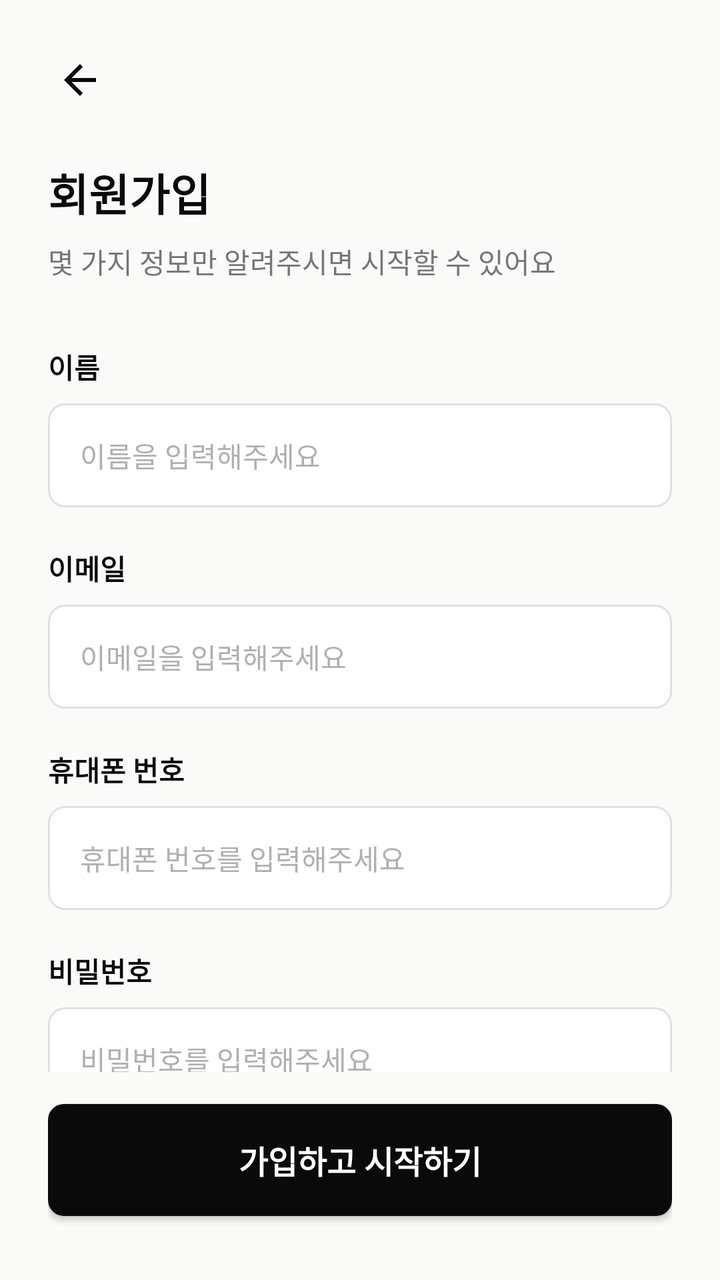
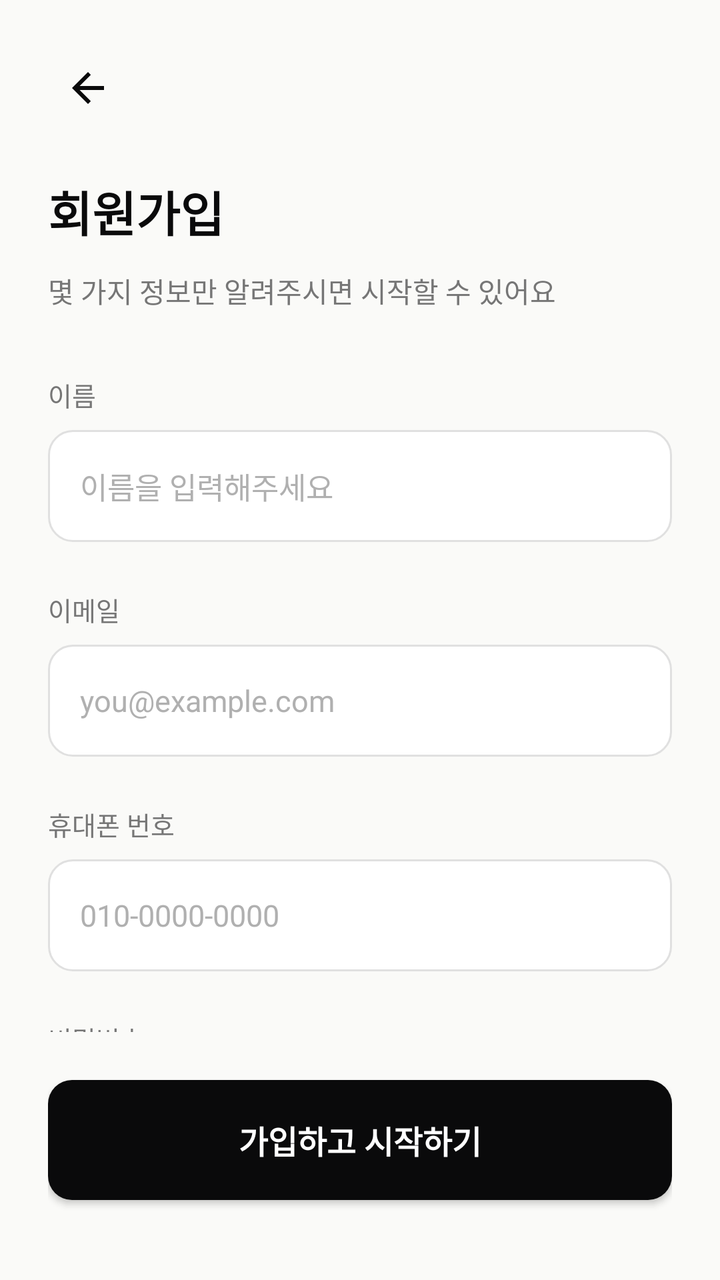

An Android layout rendered at two revisions. The XML below is the earlier revision; the diff shows what the commit changed to produce the second picture.
<!-- AndroidManifest.xml: application theme Theme.WHSAfterMate -->
<!-- res/layout/fragment_sign_up.xml -->
<?xml version="1.0" encoding="utf-8"?>
<androidx.constraintlayout.widget.ConstraintLayout xmlns:android="http://schemas.android.com/apk/res/android"
    xmlns:app="http://schemas.android.com/apk/res-auto"
    xmlns:tools="http://schemas.android.com/tools"
    android:layout_width="match_parent"
    android:layout_height="match_parent"
    android:background="@color/background"
    android:padding="24dp"
    tools:context=".ui.auth.SignUpFragment">

    
    <ImageView
        android:id="@+id/btnBack"
        android:layout_width="wrap_content"
        android:layout_height="wrap_content"
        android:src="@drawable/ic_back"
        android:padding="4dp"
        app:layout_constraintStart_toStartOf="parent"
        app:layout_constraintTop_toTopOf="parent" />

    
    <TextView
        android:id="@+id/tvTitle"
        android:layout_width="wrap_content"
        android:layout_height="wrap_content"
        android:layout_marginTop="24dp"
        android:text="회원가입"
        android:textColor="@color/whs_black"
        android:textSize="22sp"
        android:textStyle="bold"
        app:layout_constraintStart_toStartOf="parent"
        app:layout_constraintTop_toBottomOf="@id/btnBack" />

    <TextView
        android:id="@+id/tvSubtitle"
        android:layout_width="0dp"
        android:layout_height="wrap_content"
        android:layout_marginTop="8dp"
        android:text="몇 가지 정보만 알려주시면 시작할 수 있어요"
        android:textColor="@color/gray_text_label"
        android:textSize="14sp"
        app:layout_constraintEnd_toEndOf="parent"
        app:layout_constraintStart_toStartOf="parent"
        app:layout_constraintTop_toBottomOf="@id/tvTitle" />

    
    <ScrollView
        android:layout_width="0dp"
        android:layout_height="0dp"
        android:layout_marginTop="32dp"
        android:layout_marginBottom="16dp"
        android:scrollbars="none"
        app:layout_constraintBottom_toTopOf="@id/btnSignUp"
        app:layout_constraintEnd_toEndOf="parent"
        app:layout_constraintStart_toStartOf="parent"
        app:layout_constraintTop_toBottomOf="@id/tvSubtitle">

        <LinearLayout
            android:layout_width="match_parent"
            android:layout_height="wrap_content"
            android:orientation="vertical">

            
            <TextView
                android:layout_width="wrap_content"
                android:layout_height="wrap_content"
                android:text="이름"
                android:textColor="@color/whs_black"
                android:textSize="14sp"
                android:textStyle="bold" />

            <EditText
                android:id="@+id/etName"
                android:layout_width="match_parent"
                android:layout_height="52dp"
                android:layout_marginTop="8dp"
                android:background="@drawable/bg_edittext"
                android:hint="이름을 입력해주세요"
                android:inputType="textPersonName"
                android:paddingHorizontal="16dp"
                android:textSize="14sp"
                android:textColorHint="@color/gray_text_hint" />

            
            <TextView
                android:layout_width="wrap_content"
                android:layout_height="wrap_content"
                android:layout_marginTop="20dp"
                android:text="이메일"
                android:textColor="@color/whs_black"
                android:textSize="14sp"
                android:textStyle="bold" />

            <EditText
                android:id="@+id/etEmail"
                android:layout_width="match_parent"
                android:layout_height="52dp"
                android:layout_marginTop="8dp"
                android:background="@drawable/bg_edittext"
                android:hint="이메일을 입력해주세요"
                android:inputType="textEmailAddress"
                android:paddingHorizontal="16dp"
                android:textSize="14sp"
                android:textColorHint="@color/gray_text_hint" />

            
            <TextView
                android:layout_width="wrap_content"
                android:layout_height="wrap_content"
                android:layout_marginTop="20dp"
                android:text="휴대폰 번호"
                android:textColor="@color/whs_black"
                android:textSize="14sp"
                android:textStyle="bold" />

            <EditText
                android:id="@+id/etPhone"
                android:layout_width="match_parent"
                android:layout_height="52dp"
                android:layout_marginTop="8dp"
                android:background="@drawable/bg_edittext"
                android:hint="휴대폰 번호를 입력해주세요"
                android:inputType="phone"
                android:paddingHorizontal="16dp"
                android:textSize="14sp"
                android:textColorHint="@color/gray_text_hint" />

            
            <TextView
                android:layout_width="wrap_content"
                android:layout_height="wrap_content"
                android:layout_marginTop="20dp"
                android:text="비밀번호"
                android:textColor="@color/whs_black"
                android:textSize="14sp"
                android:textStyle="bold" />

            <EditText
                android:id="@+id/etPassword"
                android:layout_width="match_parent"
                android:layout_height="52dp"
                android:layout_marginTop="8dp"
                android:background="@drawable/bg_edittext"
                android:hint="비밀번호를 입력해주세요"
                android:inputType="textPassword"
                android:paddingHorizontal="16dp"
                android:textSize="14sp"
                android:textColorHint="@color/gray_text_hint" />

        </LinearLayout>
    </ScrollView>

    
    <androidx.appcompat.widget.AppCompatButton
        android:id="@+id/btnSignUp"
        android:layout_width="0dp"
        android:layout_height="56dp"
        android:layout_marginBottom="8dp"
        android:background="@drawable/bg_button_black"
        android:text="가입하고 시작하기"
        android:textColor="@color/white"
        android:textSize="16sp"
        android:textStyle="bold"
        app:layout_constraintBottom_toBottomOf="parent"
        app:layout_constraintEnd_toEndOf="parent"
        app:layout_constraintStart_toStartOf="parent" />

</androidx.constraintlayout.widget.ConstraintLayout>
<!-- resources referenced by this layout -->
<resources>
  <color name="background">#FAFAF8</color>
  <color name="gray_text_hint">#B0B0B0</color>
  <color name="gray_text_label">#767676</color>
  <color name="white">#FFFFFFFF</color>
  <color name="whs_black">#0A0A0B</color>
  <!-- drawable bg_button_black (drawable) -->
  <?xml version="1.0" encoding="utf-8"?>
  <shape xmlns:android="http://schemas.android.com/apk/res/android">
      <solid android:color="@color/whs_black" />
      <corners android:radius="8dp" />
  </shape>
  <!-- drawable bg_edittext (drawable) -->
  <?xml version="1.0" encoding="utf-8"?>
  <shape xmlns:android="http://schemas.android.com/apk/res/android">
      <solid android:color="@color/white" />
      <stroke
          android:width="1dp"
          android:color="@color/gray_border" />
      <corners android:radius="8dp" />
  </shape>
  <!-- drawable ic_back (drawable) -->
  <?xml version="1.0" encoding="utf-8"?>
  <vector xmlns:android="http://schemas.android.com/apk/res/android"
      android:width="24dp"
      android:height="24dp"
      android:viewportWidth="24"
      android:viewportHeight="24">
      <path
          android:fillColor="@color/whs_black"
          android:pathData="M20,11H7.83l5.59,-5.59L12,4l-8,8 8,8 1.41,-1.41L7.83,13H20v-2z" />
  </vector>
  <style name="Theme.WHSAfterMate" parent="Theme.MaterialComponents.DayNight.DarkActionBar">
          
          <item name="colorPrimary">@color/purple_500</item>
          <item name="colorPrimaryVariant">@color/purple_700</item>
          <item name="colorOnPrimary">@color/white</item>
          
          <item name="colorSecondary">@color/teal_200</item>
          <item name="colorSecondaryVariant">@color/teal_700</item>
          <item name="colorOnSecondary">@color/black</item>
          
          <item name="android:statusBarColor" tools:targetApi="l">?attr/colorPrimaryVariant</item>
      </style>
  <color name="gray_border">#E0E0E0</color>
  <color name="purple_500">#FF6200EE</color>
  <color name="purple_700">#FF3700B3</color>
  <color name="teal_200">#FF03DAC5</color>
  <color name="teal_700">#FF018786</color>
  <color name="black">#FF000000</color>
</resources>

<!-- the commit's change to res/layout/fragment_sign_up.xml (unified diff, before → after) -->
@@ -11,10 +11,10 @@
     
     <ImageView
         android:id="@+id/btnBack"
-        android:layout_width="wrap_content"
-        android:layout_height="wrap_content"
+        android:layout_width="40dp"
+        android:layout_height="40dp"
+        android:padding="8dp"
         android:src="@drawable/ic_back"
-        android:padding="4dp"
         app:layout_constraintStart_toStartOf="parent"
         app:layout_constraintTop_toTopOf="parent" />
 
@@ -26,7 +26,7 @@
         android:layout_marginTop="24dp"
         android:text="회원가입"
         android:textColor="@color/whs_black"
-        android:textSize="22sp"
+        android:textSize="24sp"
         android:textStyle="bold"
         app:layout_constraintStart_toStartOf="parent"
         app:layout_constraintTop_toBottomOf="@id/btnBack" />
@@ -35,7 +35,7 @@
         android:id="@+id/tvSubtitle"
         android:layout_width="0dp"
         android:layout_height="wrap_content"
-        android:layout_marginTop="8dp"
+        android:layout_marginTop="12dp"
         android:text="몇 가지 정보만 알려주시면 시작할 수 있어요"
         android:textColor="@color/gray_text_label"
         android:textSize="14sp"
@@ -48,7 +48,7 @@
         android:layout_width="0dp"
         android:layout_height="0dp"
         android:layout_marginTop="32dp"
-        android:layout_marginBottom="16dp"
+        android:layout_marginBottom="24dp"
         android:scrollbars="none"
         app:layout_constraintBottom_toTopOf="@id/btnSignUp"
         app:layout_constraintEnd_toEndOf="parent"
@@ -65,87 +65,87 @@
                 android:layout_width="wrap_content"
                 android:layout_height="wrap_content"
                 android:text="이름"
-                android:textColor="@color/whs_black"
-                android:textSize="14sp"
-                android:textStyle="bold" />
+                android:textColor="@color/gray_text_label"
+                android:textSize="13sp" />
 
             <EditText
                 android:id="@+id/etName"
                 android:layout_width="match_parent"
-                android:layout_height="52dp"
+                android:layout_height="56dp"
                 android:layout_marginTop="8dp"
                 android:background="@drawable/bg_edittext"
                 android:hint="이름을 입력해주세요"
                 android:inputType="textPersonName"
                 android:paddingHorizontal="16dp"
-                android:textSize="14sp"
-                android:textColorHint="@color/gray_text_hint" />
+                android:textColor="@color/whs_black"
+                android:textColorHint="@color/gray_text_hint"
+                android:textSize="15sp" />
 
             
             <TextView
                 android:layout_width="wrap_content"
                 android:layout_height="wrap_content"
-                android:layout_marginTop="20dp"
+                android:layout_marginTop="24dp"
                 android:text="이메일"
-                android:textColor="@color/whs_black"
-                android:textSize="14sp"
-                android:textStyle="bold" />
+                android:textColor="@color/gray_text_label"
+                android:textSize="13sp" />
 
             <EditText
                 android:id="@+id/etEmail"
                 android:layout_width="match_parent"
-                android:layout_height="52dp"
+                android:layout_height="56dp"
                 android:layout_marginTop="8dp"
                 android:background="@drawable/bg_edittext"
-                android:hint="이메일을 입력해주세요"
+                android:hint="you@example.com"
                 android:inputType="textEmailAddress"
                 android:paddingHorizontal="16dp"
-                android:textSize="14sp"
-                android:textColorHint="@color/gray_text_hint" />
+                android:textColor="@color/whs_black"
+                android:textColorHint="@color/gray_text_hint"
+                android:textSize="15sp" />
 
             
             <TextView
                 android:layout_width="wrap_content"
                 android:layout_height="wrap_content"
-                android:layout_marginTop="20dp"
+                android:layout_marginTop="24dp"
                 android:text="휴대폰 번호"
-                android:textColor="@color/whs_black"
-                android:textSize="14sp"
-                android:textStyle="bold" />
+                android:textColor="@color/gray_text_label"
+                android:textSize="13sp" />
 
             <EditText
                 android:id="@+id/etPhone"
                 android:layout_width="match_parent"
-                android:layout_height="52dp"
+                android:layout_height="56dp"
                 android:layout_marginTop="8dp"
                 android:background="@drawable/bg_edittext"
-                android:hint="휴대폰 번호를 입력해주세요"
+                android:hint="010-0000-0000"
                 android:inputType="phone"
                 android:paddingHorizontal="16dp"
-                android:textSize="14sp"
-                android:textColorHint="@color/gray_text_hint" />
+                android:textColor="@color/whs_black"
+                android:textColorHint="@color/gray_text_hint"
+                android:textSize="15sp" />
 
             
             <TextView
                 android:layout_width="wrap_content"
                 android:layout_height="wrap_content"
-                android:layout_marginTop="20dp"
+                android:layout_marginTop="24dp"
                 android:text="비밀번호"
-                android:textColor="@color/whs_black"
-                android:textSize="14sp"
-                android:textStyle="bold" />
+                android:textColor="@color/gray_text_label"
+                android:textSize="13sp" />
 
             <EditText
                 android:id="@+id/etPassword"
                 android:layout_width="match_parent"
-                android:layout_height="52dp"
+                android:layout_height="56dp"
                 android:layout_marginTop="8dp"
                 android:background="@drawable/bg_edittext"
-                android:hint="비밀번호를 입력해주세요"
+                android:hint="........"
                 android:inputType="textPassword"
                 android:paddingHorizontal="16dp"
-                android:textSize="14sp"
-                android:textColorHint="@color/gray_text_hint" />
+                android:textColor="@color/whs_black"
+                android:textColorHint="@color/gray_text_hint"
+                android:textSize="15sp" />
 
         </LinearLayout>
     </ScrollView>
@@ -154,10 +154,11 @@
     <androidx.appcompat.widget.AppCompatButton
         android:id="@+id/btnSignUp"
         android:layout_width="0dp"
-        android:layout_height="56dp"
-        android:layout_marginBottom="8dp"
+        android:layout_height="60dp"
+        android:layout_marginBottom="16dp"
         android:background="@drawable/bg_button_black"
         android:text="가입하고 시작하기"
+        android:textAllCaps="false"
         android:textColor="@color/white"
         android:textSize="16sp"
         android:textStyle="bold"
@@ -165,4 +166,14 @@
         app:layout_constraintEnd_toEndOf="parent"
         app:layout_constraintStart_toStartOf="parent" />
 
+    <ProgressBar
+        android:id="@+id/pbSignUpLoading"
+        android:layout_width="wrap_content"
+        android:layout_height="wrap_content"
+        android:visibility="gone"
+        app:layout_constraintBottom_toBottomOf="parent"
+        app:layout_constraintEnd_toEndOf="parent"
+        app:layout_constraintStart_toStartOf="parent"
+        app:layout_constraintTop_toTopOf="parent" />
+
 </androidx.constraintlayout.widget.ConstraintLayout>
<!-- resource entries referenced after the edit -->
@@ -9,7 +9,7 @@
   <?xml version="1.0" encoding="utf-8"?>
   <shape xmlns:android="http://schemas.android.com/apk/res/android">
       <solid android:color="@color/whs_black" />
-      <corners android:radius="8dp" />
+      <corners android:radius="12dp" />
   </shape>
   <!-- drawable bg_edittext (drawable) -->
   <?xml version="1.0" encoding="utf-8"?>
@@ -18,7 +18,7 @@
       <stroke
           android:width="1dp"
           android:color="@color/gray_border" />
-      <corners android:radius="8dp" />
+      <corners android:radius="12dp" />
   </shape>
   <!-- drawable ic_back (drawable) -->
   <?xml version="1.0" encoding="utf-8"?>
